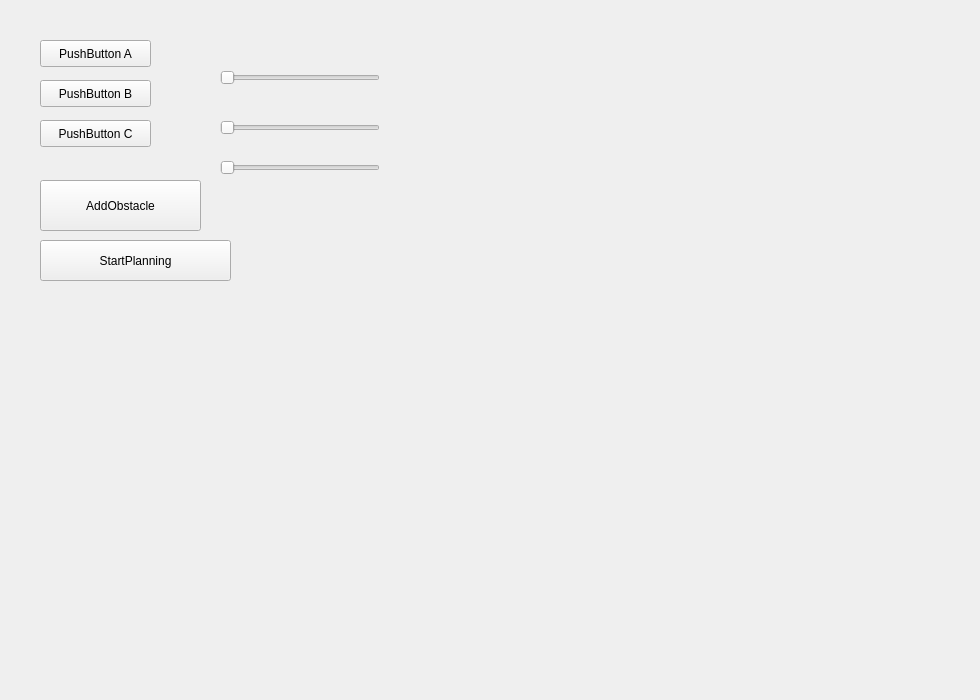
Before: the Qt Designer form rviz_simple_gui/src/uis/simple_widget.ui in mustang66ytz/fmcg_automation, drawn with Qt 5.
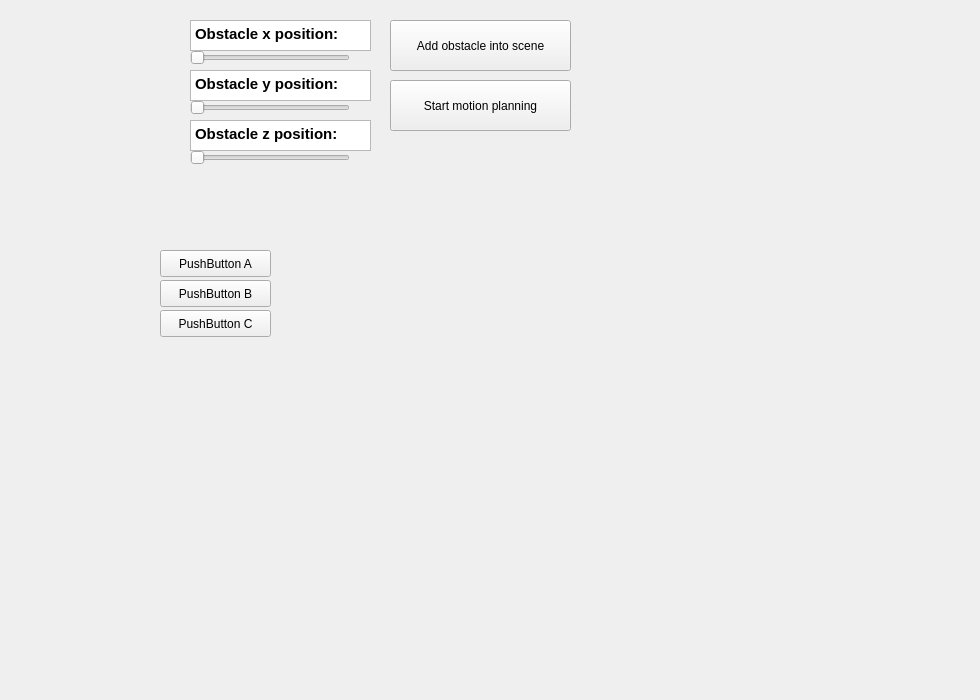
After: the same form once the commit is applied.

Commit message: finished the square box obstacle spawnning successfully

```diff
--- a/rviz_simple_gui/src/uis/simple_widget.ui
+++ b/rviz_simple_gui/src/uis/simple_widget.ui
@@ -16,8 +16,8 @@
   <widget class="QPushButton" name="pushButton_A">
    <property name="geometry">
     <rect>
-     <x>40</x>
-     <y>40</y>
+     <x>160</x>
+     <y>250</y>
      <width>111</width>
      <height>27</height>
     </rect>
@@ -29,8 +29,8 @@
   <widget class="QPushButton" name="pushButton_B">
    <property name="geometry">
     <rect>
-     <x>40</x>
-     <y>80</y>
+     <x>160</x>
+     <y>280</y>
      <width>111</width>
      <height>27</height>
     </rect>
@@ -42,8 +42,8 @@
   <widget class="QPushButton" name="pushButton_C">
    <property name="geometry">
     <rect>
-     <x>40</x>
-     <y>120</y>
+     <x>160</x>
+     <y>310</y>
      <width>111</width>
      <height>27</height>
     </rect>
@@ -55,34 +55,34 @@
   <widget class="QPushButton" name="pushButtonPlanning">
    <property name="geometry">
     <rect>
-     <x>40</x>
-     <y>240</y>
-     <width>191</width>
-     <height>41</height>
+     <x>390</x>
+     <y>80</y>
+     <width>181</width>
+     <height>51</height>
     </rect>
    </property>
    <property name="text">
-    <string>StartPlanning</string>
+    <string>Start motion planning</string>
    </property>
   </widget>
   <widget class="QPushButton" name="pushButtonAddCollisionOb">
    <property name="geometry">
     <rect>
-     <x>40</x>
-     <y>180</y>
-     <width>161</width>
+     <x>390</x>
+     <y>20</y>
+     <width>181</width>
      <height>51</height>
     </rect>
    </property>
    <property name="text">
-    <string>AddObstacle</string>
+    <string>Add obstacle into scene</string>
    </property>
   </widget>
   <widget class="QSlider" name="obstacleX">
    <property name="geometry">
     <rect>
-     <x>220</x>
-     <y>70</y>
+     <x>190</x>
+     <y>50</y>
      <width>160</width>
      <height>16</height>
     </rect>
@@ -94,8 +94,8 @@
   <widget class="QSlider" name="obstacleY">
    <property name="geometry">
     <rect>
-     <x>220</x>
-     <y>120</y>
+     <x>190</x>
+     <y>100</y>
      <width>160</width>
      <height>16</height>
     </rect>
@@ -107,8 +107,8 @@
   <widget class="QSlider" name="obstacleZ">
    <property name="geometry">
     <rect>
-     <x>220</x>
-     <y>160</y>
+     <x>190</x>
+     <y>150</y>
      <width>160</width>
      <height>16</height>
     </rect>
@@ -117,6 +117,57 @@
     <enum>Qt::Horizontal</enum>
    </property>
   </widget>
+  <widget class="QTextEdit" name="textEdit">
+   <property name="geometry">
+    <rect>
+     <x>190</x>
+     <y>20</y>
+     <width>181</width>
+     <height>31</height>
+    </rect>
+   </property>
+   <property name="html">
+    <string>&lt;!DOCTYPE HTML PUBLIC &quot;-//W3C//DTD HTML 4.0//EN&quot; &quot;http://www.w3.org/TR/REC-html40/strict.dtd&quot;&gt;
+&lt;html&gt;&lt;head&gt;&lt;meta name=&quot;qrichtext&quot; content=&quot;1&quot; /&gt;&lt;style type=&quot;text/css&quot;&gt;
+p, li { white-space: pre-wrap; }
+&lt;/style&gt;&lt;/head&gt;&lt;body style=&quot; font-family:'Ubuntu'; font-size:11pt; font-weight:400; font-style:normal;&quot;&gt;
+&lt;p style=&quot; margin-top:0px; margin-bottom:0px; margin-left:0px; margin-right:0px; -qt-block-indent:0; text-indent:0px;&quot;&gt;&lt;span style=&quot; font-weight:600;&quot;&gt;Obstacle x position:&lt;/span&gt;&lt;/p&gt;&lt;/body&gt;&lt;/html&gt;</string>
+   </property>
+  </widget>
+  <widget class="QTextEdit" name="textEdit_2">
+   <property name="geometry">
+    <rect>
+     <x>190</x>
+     <y>70</y>
+     <width>181</width>
+     <height>31</height>
+    </rect>
+   </property>
+   <property name="html">
+    <string>&lt;!DOCTYPE HTML PUBLIC &quot;-//W3C//DTD HTML 4.0//EN&quot; &quot;http://www.w3.org/TR/REC-html40/strict.dtd&quot;&gt;
+&lt;html&gt;&lt;head&gt;&lt;meta name=&quot;qrichtext&quot; content=&quot;1&quot; /&gt;&lt;style type=&quot;text/css&quot;&gt;
+p, li { white-space: pre-wrap; }
+&lt;/style&gt;&lt;/head&gt;&lt;body style=&quot; font-family:'Ubuntu'; font-size:11pt; font-weight:400; font-style:normal;&quot;&gt;
+&lt;p style=&quot; margin-top:0px; margin-bottom:0px; margin-left:0px; margin-right:0px; -qt-block-indent:0; text-indent:0px;&quot;&gt;&lt;span style=&quot; font-weight:600;&quot;&gt;Obstacle y position:&lt;/span&gt;&lt;/p&gt;&lt;/body&gt;&lt;/html&gt;</string>
+   </property>
+  </widget>
+  <widget class="QTextEdit" name="textEdit_3">
+   <property name="geometry">
+    <rect>
+     <x>190</x>
+     <y>120</y>
+     <width>181</width>
+     <height>31</height>
+    </rect>
+   </property>
+   <property name="html">
+    <string>&lt;!DOCTYPE HTML PUBLIC &quot;-//W3C//DTD HTML 4.0//EN&quot; &quot;http://www.w3.org/TR/REC-html40/strict.dtd&quot;&gt;
+&lt;html&gt;&lt;head&gt;&lt;meta name=&quot;qrichtext&quot; content=&quot;1&quot; /&gt;&lt;style type=&quot;text/css&quot;&gt;
+p, li { white-space: pre-wrap; }
+&lt;/style&gt;&lt;/head&gt;&lt;body style=&quot; font-family:'Ubuntu'; font-size:11pt; font-weight:400; font-style:normal;&quot;&gt;
+&lt;p style=&quot; margin-top:0px; margin-bottom:0px; margin-left:0px; margin-right:0px; -qt-block-indent:0; text-indent:0px;&quot;&gt;&lt;span style=&quot; font-weight:600;&quot;&gt;Obstacle z position:&lt;/span&gt;&lt;/p&gt;&lt;/body&gt;&lt;/html&gt;</string>
+   </property>
+  </widget>
  </widget>
  <resources/>
  <connections/>
```
The commit also changes 5 other files.
